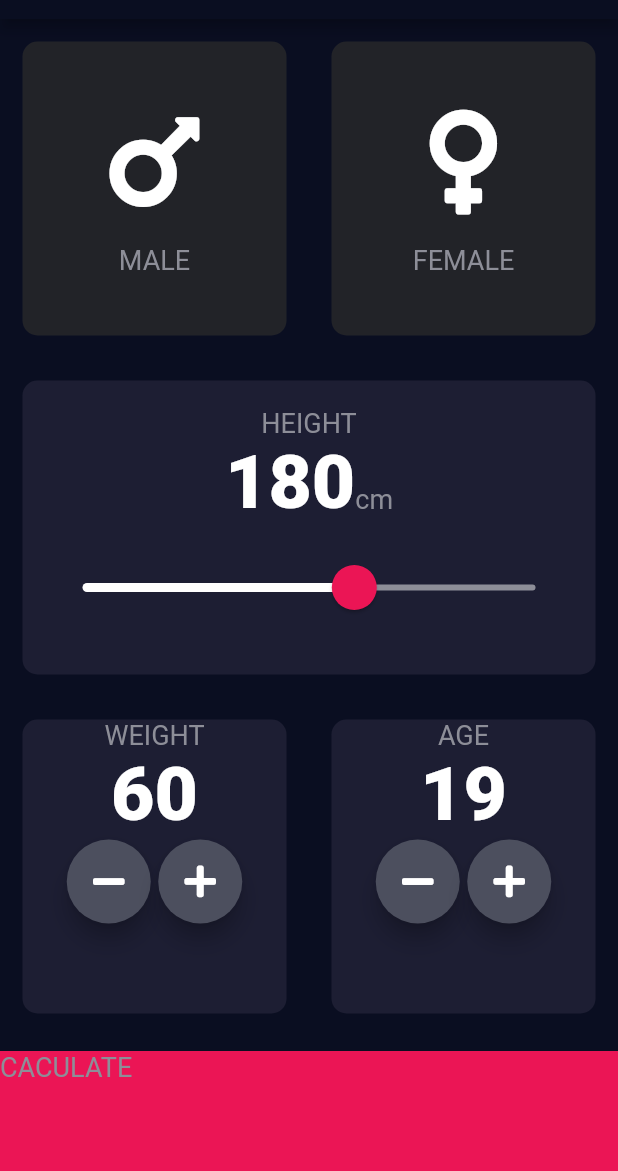
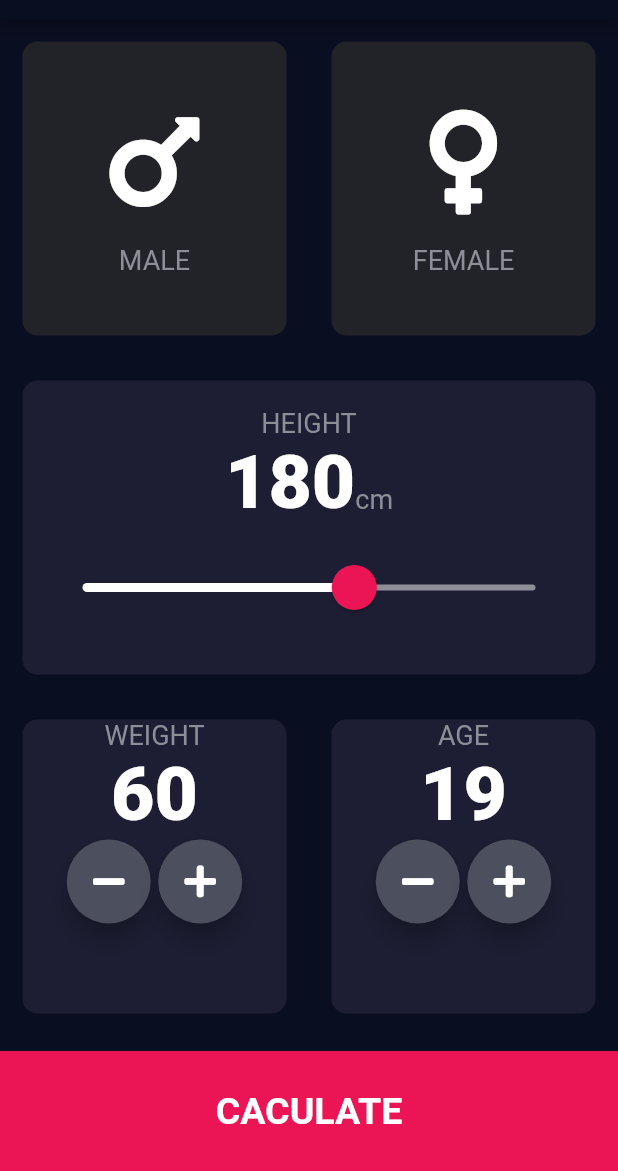
Before and after one commit to TrongBinhLe/flutter-BMI_Caculator, a Flutter app: the screen it shows after launch, on a phone screen of 412 x 824 dp, the part 65-1236 px from its top. Run offline on Flutter 3.47's test engine with Material 2 defaults, Android fonts, the phone set to English and light mode, and no system bars; our stand-ins replace font_awesome_flutter.

```diff
--- a/lib/icon_content.dart
+++ b/lib/icon_content.dart
@@ -4,7 +4,7 @@ import './contants.dart';
 class IconContent extends StatelessWidget {
   IconContent({@required this.icon, @required this.label});
 
-  final IconData icon;
+       final IconData icon;
   final String label;
 
   @override
--- a/lib/main.dart
+++ b/lib/main.dart
@@ -1,6 +1,6 @@
 import 'package:flutter/material.dart';
-import './input_page.dart';
-import './results_page.dart';
+import 'screens/input_page.dart';
+import 'screens/results_page.dart';
 
 void main() => runApp(BMICalculator());
 
--- a/lib/input_page.dart
+++ b/lib/screens/input_page.dart
@@ -1,9 +1,13 @@
 import 'package:flutter/material.dart';
 import 'package:font_awesome_flutter/font_awesome_flutter.dart';
-import './results_page.dart';
-import './reusable_card.dart';
-import './icon_content.dart';
-import './contants.dart';
+
+import '../widgets/bottom_button.dart';
+import '../widgets/round_icon_button.dart';
+
+import 'results_page.dart';
+import '../reusable_card.dart';
+import '../icon_content.dart';
+import '../contants.dart';
 
 enum Gender {
   male,
@@ -95,6 +99,7 @@ class _InputPageState extends State<InputPage> {
           ),
           Expanded(
             child: ReusableCard(
+              onPress: () {},
               colour: kActiveCardColor,
               childCard: Column(
                 mainAxisAlignment: MainAxisAlignment.center,
@@ -234,46 +239,14 @@ class _InputPageState extends State<InputPage> {
               ],
             ),
           ),
-          GestureDetector(
-            onTap: () {
+          BottomButton(
+            title: 'CACULATE',
+            onPress: () {
               Navigator.of(context).pushNamed(ResultsPage.routeName);
             },
-            child: Container(
-              child: Text(
-                'CACULATE',
-                style: kLabelTextStyle,
-              ),
-              color: kBottomContainerColor,
-              margin: EdgeInsets.only(top: 10.0),
-              width: double.infinity,
-              height: kBottomContainerHeight,
-            ),
           ),
         ],
       ),
     );
   }
 }
-
-class RoundIconButton extends StatelessWidget {
-  final IconData icon;
-  final Function onPressed;
-  RoundIconButton({@required this.icon, @required this.onPressed});
-
-  @override
-  Widget build(BuildContext context) {
-    return RawMaterialButton(
-      elevation: 6.0,
-      child: Icon(icon),
-      constraints: BoxConstraints.tightFor(
-        height: 56.0,
-        width: 56.0,
-      ),
-      shape: CircleBorder(),
-      fillColor: Color(0xFF4C4F5E),
-      onPressed: () {
-        onPressed();
-      },
-    );
-  }
-}
--- /dev/null
+++ b/lib/widgets/bottom_button.dart
@@ -0,0 +1,28 @@
+import 'package:flutter/material.dart';
+import '../contants.dart';
+
+class BottomButton extends StatelessWidget {
+  final String title;
+  final Function onPress;
+
+  BottomButton({@required this.title, @required this.onPress});
+
+  @override
+  Widget build(BuildContext context) {
+    return GestureDetector(
+      onTap: onPress,
+      child: Container(
+        child: Center(
+          child: Text(
+            title,
+            style: kLargeButtonStyle,
+          ),
+        ),
+        color: kBottomContainerColor,
+        margin: EdgeInsets.only(top: 10.0),
+        width: double.infinity,
+        height: kBottomContainerHeight,
+      ),
+    );
+  }
+}
--- /dev/null
+++ b/lib/widgets/round_icon_button.dart
@@ -0,0 +1,24 @@
+import 'package:flutter/material.dart';
+
+class RoundIconButton extends StatelessWidget {
+  final IconData icon;
+  final Function onPressed;
+  RoundIconButton({@required this.icon, @required this.onPressed});
+
+  @override
+  Widget build(BuildContext context) {
+    return RawMaterialButton(
+      elevation: 6.0,
+      child: Icon(icon),
+      constraints: BoxConstraints.tightFor(
+        height: 56.0,
+        width: 56.0,
+      ),
+      shape: CircleBorder(),
+      fillColor: Color(0xFF4C4F5E),
+      onPressed: () {
+        onPressed();
+      },
+    );
+  }
+}
```
Also changed, not shown: lib/contants.dart (+23 -0 lines), lib/results_page.dart (deleted, +0 -17 lines), lib/screens/results_page.dart (added, +65 -0 lines), 1 other file.
